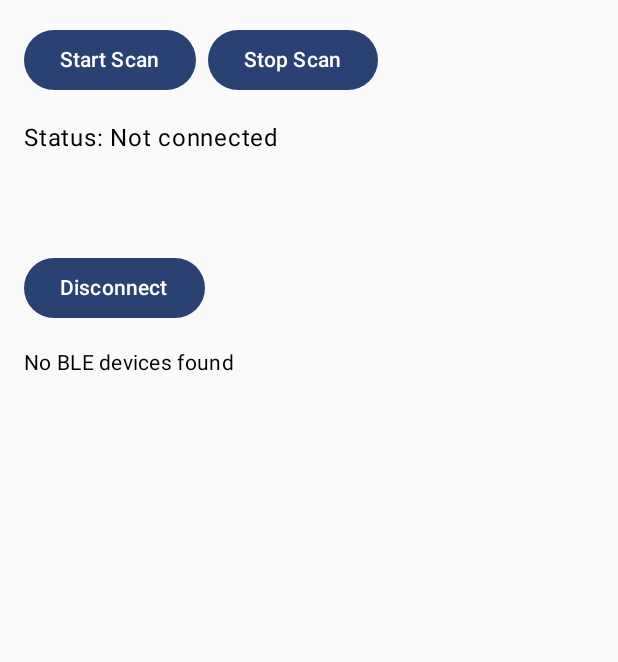
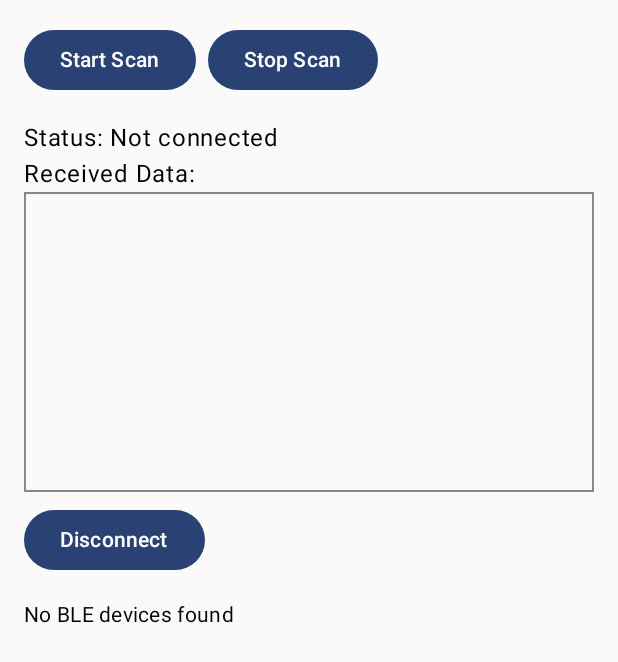
Before and after one commit to marcus-exe/android-ring-ble, an Android app built with Jetpack Compose: the screen it shows after launch (MainActivity), on a phone screen of 412 x 824 dp. Shown: the top 662 px of the screen. Run offline under Robolectric (Android 15) with nearby library versions, the phone set to English and light mode, and no system bars.

Commit message:
Add UI to show ring hexadecimal codes

```diff
--- a/app/src/main/java/com/example/blecomposeapp/AndroidManifest.kt
+++ /dev/null
@@ -1,4 +0,0 @@
-package com.example.blecomposeapp
-
-class AndroidManifest {
-}
--- a/app/src/main/java/com/example/blecomposeapp/BleDeviceScreen.kt
+++ b/app/src/main/java/com/example/blecomposeapp/BleDeviceScreen.kt
@@ -1,7 +1,9 @@
 package com.example.blecomposeapp
 
+import androidx.compose.foundation.border
 import androidx.compose.foundation.clickable
 import androidx.compose.foundation.layout.Arrangement
+import androidx.compose.foundation.layout.Box
 import androidx.compose.foundation.layout.Column
 import androidx.compose.foundation.layout.Row
 import androidx.compose.foundation.layout.Spacer
@@ -20,6 +22,7 @@ import androidx.compose.runtime.Composable
 import androidx.compose.runtime.collectAsState
 import androidx.compose.runtime.getValue
 import androidx.compose.ui.Modifier
+import androidx.compose.ui.graphics.Color
 import androidx.compose.ui.unit.dp
 
 @Composable
@@ -45,10 +48,16 @@ fun BleDeviceScreen(viewModel: BluetoothViewModel) {
 
         Text("Status: $status")
 
-        Text(
-            text = receivedData,
-            modifier = Modifier.padding(16.dp)
-        )
+        Text("Received Data:")
+        Box(
+            modifier = Modifier
+                .fillMaxWidth()
+                .height(200.dp)
+                .border(1.dp, Color.Gray)
+                .padding(8.dp)
+        ) {
+            Text(text = receivedData)
+        }
 
 
         Spacer(modifier = Modifier.height(8.dp))
--- a/app/src/main/java/com/example/blecomposeapp/BluetoothScanner.kt
+++ b/app/src/main/java/com/example/blecomposeapp/BluetoothScanner.kt
@@ -110,7 +110,7 @@ class BluetoothScanner(private val context: Context) {
                 println("📥 $resultText")
 
                 // Send back via callback
-                onDataReceived?.invoke(resultText)
+                onDataReceived?.invoke("Raw: $hexString\nDecoded: $decoded")
             }
 
             override fun onDescriptorWrite(gatt: BluetoothGatt, descriptor: BluetoothGattDescriptor, status: Int) {
--- a/app/src/main/java/com/example/blecomposeapp/BluetoothViewModel.kt
+++ b/app/src/main/java/com/example/blecomposeapp/BluetoothViewModel.kt
@@ -1,7 +1,6 @@
 package com.example.blecomposeapp
 
 import android.Manifest
-import android.bluetooth.BluetoothAdapter
 import android.bluetooth.BluetoothDevice
 import android.bluetooth.BluetoothGatt
 import android.content.Context
@@ -12,6 +11,7 @@ import androidx.lifecycle.ViewModel
 import kotlinx.coroutines.flow.MutableStateFlow
 import kotlinx.coroutines.flow.StateFlow
 
+@RequiresApi(Build.VERSION_CODES.LOLLIPOP)
 class BluetoothViewModel(context: Context) : ViewModel() {
     private val scanner = BluetoothScanner(context)
 
@@ -27,10 +27,16 @@ class BluetoothViewModel(context: Context) : ViewModel() {
     val receivedData: StateFlow<String> = _receivedData
 
     init {
+        // Add device found callback
         scanner.onDeviceFound = { device ->
             if (!_devices.value.contains(device)) {
                 _devices.value = _devices.value + device
             }
+        }
+
+        // Add data received callback
+        scanner.onDataReceived = { text ->
+            _receivedData.value = text
         }
     }
 
@@ -59,8 +65,4 @@ class BluetoothViewModel(context: Context) : ViewModel() {
         connectedGatt = null
         _connectionStatus.value = "Disconnected"
     }
-
-    fun updateReceivedData(text: String) {
-        _receivedData.value = text
-    }
 }
```
